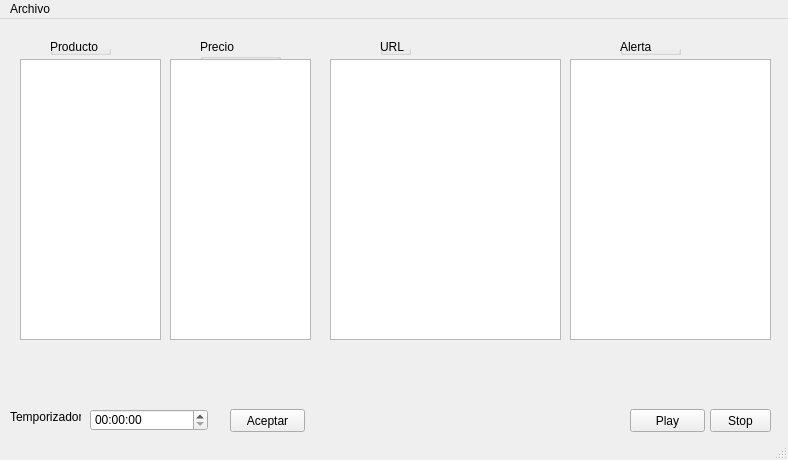
Qt form scrapping_txt/interface/comparador_interface.ui (jaumeollerfernandez/scrap.me) before a commit.
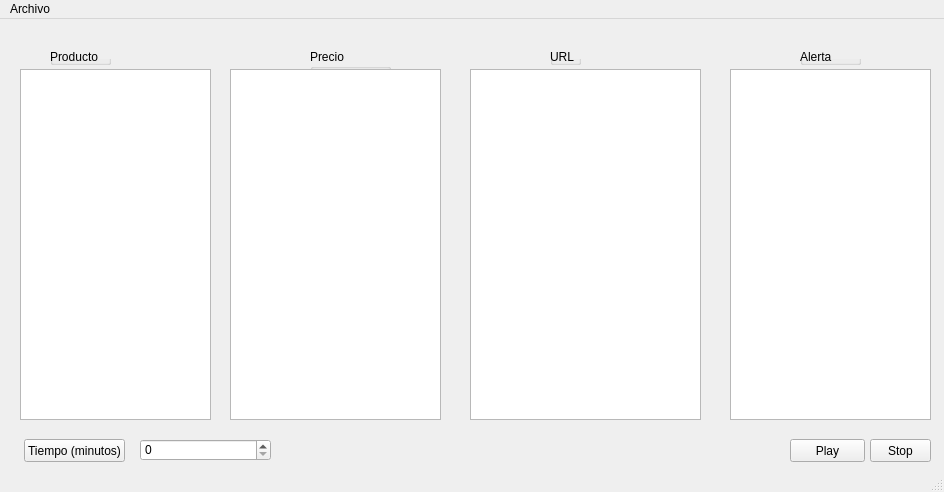
The same form after that commit.

Commit message: Añadido temporizador funcional

The edit to the form file:
```diff
--- a/scrapping_txt/interface/comparador_interface.ui
+++ b/scrapping_txt/interface/comparador_interface.ui
@@ -9,8 +9,8 @@
    <rect>
     <x>0</x>
     <y>0</y>
-    <width>788</width>
-    <height>460</height>
+    <width>944</width>
+    <height>492</height>
    </rect>
   </property>
   <property name="windowTitle">
@@ -23,8 +23,8 @@
    <widget class="QPushButton" name="stop_button">
     <property name="geometry">
      <rect>
-      <x>710</x>
-      <y>390</y>
+      <x>870</x>
+      <y>420</y>
       <width>61</width>
       <height>23</height>
      </rect>
@@ -36,8 +36,8 @@
    <widget class="QPushButton" name="play_button">
     <property name="geometry">
      <rect>
-      <x>630</x>
-      <y>390</y>
+      <x>790</x>
+      <y>420</y>
       <width>75</width>
       <height>23</height>
      </rect>
@@ -46,47 +46,24 @@
      <string>Play</string>
     </property>
    </widget>
-   <widget class="QTimeEdit" name="sleepTime">
-    <property name="geometry">
-     <rect>
-      <x>90</x>
-      <y>390</y>
-      <width>118</width>
-      <height>22</height>
-     </rect>
-    </property>
-   </widget>
-   <widget class="QLabel" name="nameTemporizador">
-    <property name="geometry">
-     <rect>
-      <x>10</x>
-      <y>390</y>
-      <width>71</width>
-      <height>16</height>
-     </rect>
-    </property>
-    <property name="text">
-     <string>Temporizador</string>
-    </property>
-   </widget>
    <widget class="QPushButton" name="sleep_button">
     <property name="geometry">
      <rect>
-      <x>230</x>
-      <y>390</y>
-      <width>75</width>
+      <x>24</x>
+      <y>420</y>
+      <width>101</width>
       <height>23</height>
      </rect>
     </property>
     <property name="text">
-     <string>Aceptar</string>
+     <string>Tiempo (minutos)</string>
     </property>
    </widget>
    <widget class="QGroupBox" name="producto_name">
     <property name="geometry">
      <rect>
       <x>50</x>
-      <y>20</y>
+      <y>30</y>
       <width>61</width>
       <height>16</height>
      </rect>
@@ -98,8 +75,8 @@
    <widget class="QGroupBox" name="precio_name">
     <property name="geometry">
      <rect>
-      <x>200</x>
-      <y>20</y>
+      <x>310</x>
+      <y>30</y>
       <width>81</width>
       <height>31</height>
      </rect>
@@ -111,8 +88,8 @@
    <widget class="QGroupBox" name="url_name">
     <property name="geometry">
      <rect>
-      <x>380</x>
-      <y>20</y>
+      <x>550</x>
+      <y>30</y>
       <width>31</width>
       <height>16</height>
      </rect>
@@ -124,8 +101,8 @@
    <widget class="QGroupBox" name="alerta_name">
     <property name="geometry">
      <rect>
-      <x>620</x>
-      <y>20</y>
+      <x>800</x>
+      <y>30</y>
       <width>61</width>
       <height>16</height>
      </rect>
@@ -138,39 +115,49 @@
     <property name="geometry">
      <rect>
       <x>20</x>
-      <y>40</y>
-      <width>141</width>
-      <height>281</height>
+      <y>50</y>
+      <width>191</width>
+      <height>351</height>
      </rect>
     </property>
    </widget>
    <widget class="QListWidget" name="Precio">
     <property name="geometry">
      <rect>
-      <x>170</x>
-      <y>40</y>
-      <width>141</width>
-      <height>281</height>
+      <x>230</x>
+      <y>50</y>
+      <width>211</width>
+      <height>351</height>
      </rect>
     </property>
    </widget>
    <widget class="QListWidget" name="URL">
     <property name="geometry">
      <rect>
-      <x>330</x>
-      <y>40</y>
+      <x>470</x>
+      <y>50</y>
       <width>231</width>
-      <height>281</height>
+      <height>351</height>
      </rect>
     </property>
    </widget>
    <widget class="QListWidget" name="Alert">
     <property name="geometry">
      <rect>
-      <x>570</x>
-      <y>40</y>
+      <x>730</x>
+      <y>50</y>
       <width>201</width>
-      <height>281</height>
+      <height>351</height>
+     </rect>
+    </property>
+   </widget>
+   <widget class="QSpinBox" name="spinBox">
+    <property name="geometry">
+     <rect>
+      <x>140</x>
+      <y>420</y>
+      <width>131</width>
+      <height>22</height>
      </rect>
     </property>
    </widget>
@@ -181,7 +168,7 @@
     <rect>
      <x>0</x>
      <y>0</y>
-     <width>788</width>
+     <width>944</width>
      <height>21</height>
     </rect>
    </property>
```
The commit also changes 7 other files.
